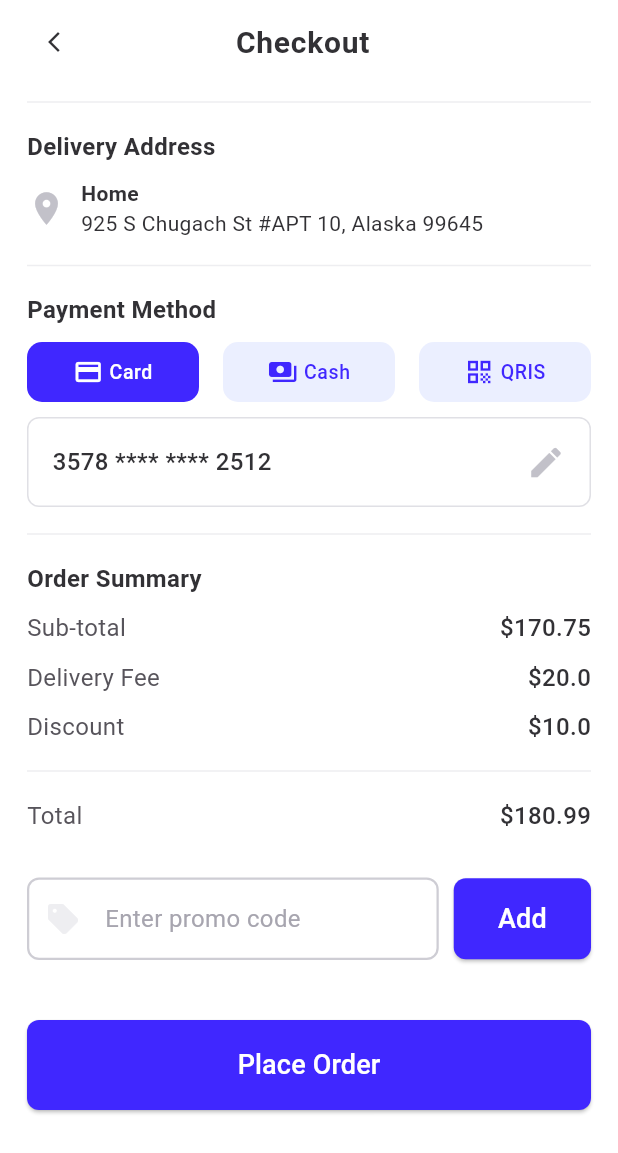
After one commit to fauzihub13/tokonih, a Flutter app: the CheckoutPage screen opened by its route, on a phone screen of 412 x 824 dp. The commit adds this screen. Shown: the top 1153 px of the screen. Run offline on Flutter 3.47's test engine with Material 3 defaults, Android fonts, the phone set to English and light mode, and no system bars; our stand-ins replace dartz, dio, flutter_riverpod, flutter_secure_storage, flutter_slidable, flutter_svg and 4 more; accounts and stored records are empty; generated files the repository leaves out were written again; network calls fail; Roboto replaces fonts that are missing (Montserrat).

Commit message:
feat: implement ui checkout page

```diff
--- a/lib/core/constant/theme.dart
+++ b/lib/core/constant/theme.dart
@@ -114,30 +114,30 @@ class AppTheme {
       inputDecorationTheme: InputDecorationTheme(
         filled: true,
         fillColor: Colors.white,
-        labelStyle: TextStyle(color: DefaultColors.neutral900),
+        labelStyle: TextStyle(color: DefaultColors.neutral500),
         hintStyle: TextStyle(
           fontSize: FontSize.body,
-          color: DefaultColors.neutral900,
+          color: DefaultColors.neutral500,
         ),
         iconColor: DefaultColors.neutral400,
         suffixIconColor: DefaultColors.neutral400,
-        prefixIconColor: DefaultColors.neutral400,
+        prefixIconColor: DefaultColors.neutral600,
 
         border: OutlineInputBorder(
           borderRadius: BorderRadius.circular(8.0),
-          borderSide: BorderSide(color: DefaultColors.neutral400, width: 1.5),
+          borderSide: BorderSide(color: DefaultColors.neutral300, width: 1.5),
         ),
         enabledBorder: OutlineInputBorder(
           borderRadius: BorderRadius.circular(8.0),
-          borderSide: BorderSide(color: DefaultColors.neutral400, width: 1.5),
+          borderSide: BorderSide(color: DefaultColors.neutral300, width: 1.5),
         ),
         disabledBorder: OutlineInputBorder(
           borderRadius: BorderRadius.circular(8.0),
-          borderSide: BorderSide(color: DefaultColors.neutral400, width: 1.5),
+          borderSide: BorderSide(color: DefaultColors.neutral300, width: 1.5),
         ),
         focusedBorder: OutlineInputBorder(
           borderRadius: BorderRadius.circular(8.0),
-          borderSide: BorderSide(color: DefaultColors.neutral900, width: 1.5),
+          borderSide: BorderSide(color: DefaultColors.neutral700, width: 1.5),
         ),
       ),
       iconTheme: IconThemeData(color: DefaultColors.neutral100),
--- a/lib/core/router/route_name.dart
+++ b/lib/core/router/route_name.dart
@@ -9,4 +9,5 @@ class RouteName {
   static String productDetailPage = 'product-detail-page';
   static String productListPage = 'product-list-page';
   static String productReviewPage = 'product-review-page';
+  static String checkoutProductPage = 'checkout-product-page';
 }
--- a/lib/core/router/route_page.dart
+++ b/lib/core/router/route_page.dart
@@ -4,6 +4,7 @@ import 'package:flutter_tokonih/features/auth/views/register_page.dart';
 import 'package:flutter_tokonih/features/home/views/landing_page.dart';
 import 'package:flutter_tokonih/features/home/views/notification_page.dart';
 import 'package:flutter_tokonih/features/home/views/profile_page.dart';
+import 'package:flutter_tokonih/features/order/views/checkout_page.dart';
 import 'package:flutter_tokonih/features/product/views/add_new_product_page.dart';
 import 'package:flutter_tokonih/features/product/views/manage_product_page.dart';
 import 'package:flutter_tokonih/features/product/views/product_detail_page.dart';
@@ -99,6 +100,11 @@ class RoutePage {
           return ProductReviewPage(reviews: reviews);
         },
       ),
+      GoRoute(
+        name: RouteName.checkoutProductPage,
+        path: '/${RouteName.checkoutProductPage}',
+        builder: (context, state) => CheckoutPage(),
+      ),
     ],
   );
 }
--- a/lib/features/home/views/landing_page.dart
+++ b/lib/features/home/views/landing_page.dart
@@ -2,7 +2,7 @@ import 'package:flutter/material.dart';
 import 'package:flutter_riverpod/flutter_riverpod.dart';
 import 'package:flutter_svg/svg.dart';
 import 'package:flutter_tokonih/core/constant/theme.dart';
-import 'package:flutter_tokonih/features/home/views/cart_page.dart';
+import 'package:flutter_tokonih/features/order/views/cart_page.dart';
 import 'package:flutter_tokonih/features/home/views/home_page.dart';
 import 'package:flutter_tokonih/features/home/views/profile_page.dart';
 import 'package:flutter_tokonih/features/home/views/saved_page.dart';
--- a/lib/features/home/views/cart_page.dart
+++ b/lib/features/order/views/cart_page.dart
@@ -1,10 +1,12 @@
 import 'package:flutter/material.dart';
 import 'package:flutter_slidable/flutter_slidable.dart';
 import 'package:flutter_tokonih/core/constant/theme.dart';
-import 'package:flutter_tokonih/features/home/widgets/cart_product_card.dart';
-import 'package:flutter_tokonih/features/home/widgets/row_cart_info.dart';
+import 'package:flutter_tokonih/core/router/route_name.dart';
+import 'package:flutter_tokonih/features/order/widgets/cart_product_card.dart';
+import 'package:flutter_tokonih/features/order/widgets/row_cart_info.dart';
 import 'package:flutter_tokonih/features/shared/widgets/common_appbar.dart';
 import 'package:flutter_tokonih/features/shared/widgets/main_button.dart';
+import 'package:go_router/go_router.dart';
 
 class CartPage extends StatelessWidget {
   const CartPage({super.key});
@@ -14,7 +16,7 @@ class CartPage extends StatelessWidget {
     return Scaffold(
       appBar: PreferredSize(
         preferredSize: const Size.fromHeight(60),
-        child: CommonAppbar(title: 'Cart', canBack: false),
+        child: CommonAppbar(title: 'My Cart', canBack: false),
       ),
       body: SafeArea(
         child: Column(
@@ -148,7 +150,12 @@ class CartPage extends StatelessWidget {
                   const Divider(color: DefaultColors.neutral100, thickness: 1),
                   RowCartInfo(title: 'Total', price: 180.99),
                   const SizedBox(height: 10),
-                  MainButton.filled(onPressed: () {}, label: 'Go To Checkout'),
+                  MainButton.filled(
+                    onPressed: () {
+                      context.pushNamed(RouteName.checkoutProductPage);
+                    },
+                    label: 'Go To Checkout',
+                  ),
                 ],
               ),
             ),
--- /dev/null
+++ b/lib/features/order/views/checkout_page.dart
@@ -0,0 +1,179 @@
+import 'package:flutter/material.dart';
+import 'package:flutter_tokonih/core/constant/theme.dart';
+import 'package:flutter_tokonih/features/order/widgets/payment_option_card.dart';
+import 'package:flutter_tokonih/features/order/widgets/row_cart_info.dart';
+import 'package:flutter_tokonih/features/shared/widgets/common_appbar.dart';
+import 'package:flutter_tokonih/features/shared/widgets/form_input.dart';
+import 'package:flutter_tokonih/features/shared/widgets/main_button.dart';
+
+class CheckoutPage extends StatefulWidget {
+  const CheckoutPage({super.key});
+
+  @override
+  State<CheckoutPage> createState() => _CheckoutPageState();
+}
+
+class _CheckoutPageState extends State<CheckoutPage> {
+  int paymentIndex = 0;
+  List paymentOptions = [
+    {'icon': Icons.credit_card, 'label': 'Card'},
+    {'icon': Icons.payments, 'label': 'Cash'},
+    {'icon': Icons.qr_code, 'label': 'QRIS'},
+  ];
+
+  void setPayment(index) {
+    setState(() {
+      paymentIndex = index;
+      // print(paymentOptions[index]['label']);
+    });
+  }
+
+  @override
+  Widget build(BuildContext context) {
+    return Scaffold(
+      appBar: PreferredSize(
+        preferredSize: const Size.fromHeight(60),
+        child: CommonAppbar(title: 'Checkout', canBack: true),
+      ),
+      body: SafeArea(
+        child: Padding(
+          padding: const EdgeInsets.only(
+            left: PaddingSize.horizontal,
+            right: PaddingSize.horizontal,
+            bottom: PaddingSize.vertical,
+          ),
+          child: SingleChildScrollView(
+            child: Column(
+              crossAxisAlignment: CrossAxisAlignment.start,
+              spacing: 10,
+              children: [
+                const Divider(color: DefaultColors.neutral100),
+                Text(
+                  'Delivery Address',
+                  style: Theme.of(
+                    context,
+                  ).textTheme.bodyMedium?.copyWith(fontWeight: FontWeight.w600),
+                ),
+                Row(
+                  spacing: 10,
+                  children: [
+                    Icon(Icons.room, color: DefaultColors.neutral400, size: 26),
+                    Column(
+                      crossAxisAlignment: CrossAxisAlignment.start,
+                      children: [
+                        Text(
+                          'Home',
+                          style: Theme.of(
+                            context,
+                          ).textTheme.bodyMedium?.copyWith(
+                            fontWeight: FontWeight.w600,
+                            fontSize: 14,
+                          ),
+                        ),
+                        Text(
+                          '925 S Chugach St #APT 10, Alaska 99645',
+                          style: Theme.of(
+                            context,
+                          ).textTheme.bodyMedium?.copyWith(fontSize: 14),
+                        ),
+                      ],
+                    ),
+                  ],
+                ),
+                const Divider(color: DefaultColors.neutral100),
+                Text(
+                  'Payment Method',
+                  style: Theme.of(
+                    context,
+                  ).textTheme.bodyMedium?.copyWith(fontWeight: FontWeight.w600),
+                ),
+                Row(
+                  spacing: 16,
+                  children: List.generate(paymentOptions.length, (index) {
+                    final option = paymentOptions[index];
+                    return Expanded(
+                      child: GestureDetector(
+                        onTap: () {
+                          setPayment(index);
+                        },
+                        child: PaymentOptionCard(
+                          icon: option['icon'],
+                          label: option['label'],
+                          isSelected: paymentIndex == index,
+                        ),
+                      ),
+                    );
+                  }),
+                ),
+                Container(
+                  padding: const EdgeInsets.all(16),
+                  decoration: BoxDecoration(
+                    color: Colors.white,
+                    borderRadius: BorderRadius.circular(8),
+                    border: Border.all(
+                      color: DefaultColors.neutral200,
+                      width: 1,
+                    ),
+                  ),
+                  child: Row(
+                    mainAxisAlignment: MainAxisAlignment.spaceBetween,
+                    children: [
+                      Text(
+                        '3578 **** **** 2512',
+                        style: Theme.of(context).textTheme.bodyMedium?.copyWith(
+                          fontWeight: FontWeight.w500,
+                        ),
+                      ),
+                      Icon(
+                        Icons.edit,
+                        size: 26,
+                        color: DefaultColors.neutral400,
+                      ),
+                    ],
+                  ),
+                ),
+                const Divider(color: DefaultColors.neutral100),
+                Text(
+                  'Order Summary',
+                  style: Theme.of(
+                    context,
+                  ).textTheme.bodyMedium?.copyWith(fontWeight: FontWeight.w600),
+                ),
+                RowCartInfo(title: 'Sub-total', price: 170.75),
+                RowCartInfo(title: 'Delivery Fee', price: 20),
+                RowCartInfo(title: 'Discount', price: 10),
+                const Divider(color: DefaultColors.neutral100, thickness: 1),
+                RowCartInfo(title: 'Total', price: 180.99),
+                const SizedBox(height: 10),
+                Row(
+                  spacing: 10,
+                  children: [
+                    Expanded(
+                      flex: 3,
+                      child: FormInput(
+                        controller: TextEditingController(),
+                        hintText: 'Enter promo code',
+                        prefixIcon: Icon(Icons.sell),
+                      ),
+                    ),
+                    Expanded(
+                      flex: 1,
+                      child: MainButton.filled(
+                        onPressed: () {},
+                        label: 'Add',
+                        height: 54,
+                      ),
+                    ),
+                  ],
+                ),
+                const SizedBox(height: 20),
+
+                MainButton.filled(onPressed: () {}, label: 'Place Order'),
+              ],
+            ),
+          ),
+        ),
+      ),
+    );
+  }
+}
--- /dev/null
+++ b/lib/features/order/widgets/payment_option_card.dart
@@ -0,0 +1,43 @@
+import 'package:flutter/material.dart';
+import 'package:flutter_tokonih/core/constant/theme.dart';
+
+class PaymentOptionCard extends StatelessWidget {
+  final IconData icon;
+  final String label;
+  final bool? isSelected;
+  const PaymentOptionCard({
+    super.key,
+    required this.icon,
+    required this.label,
+    this.isSelected = false,
+  });
+
+  @override
+  Widget build(BuildContext context) {
+    return Container(
+      padding: const EdgeInsets.all(10),
+      decoration: BoxDecoration(
+        color: isSelected! ? DefaultColors.blue600 : DefaultColors.blue50,
+        borderRadius: BorderRadius.circular(10),
+      ),
+      child: Row(
+        spacing: 4,
+        mainAxisAlignment: MainAxisAlignment.center,
+        children: [
+          Icon(
+            icon,
+            color: isSelected! ? Colors.white : DefaultColors.blue600,
+            size: 20,
+          ),
+          Text(
+            label,
+            style: Theme.of(context).textTheme.bodySmall?.copyWith(
+              color: isSelected! ? Colors.white : DefaultColors.blue600,
+              fontWeight: FontWeight.w500,
+            ),
+          ),
+        ],
+      ),
+    );
+  }
+}
```
Also changed, not shown: lib/features/order/widgets/cart_product_card.dart (renamed from lib/features/home/widgets/cart_product_card.dart), lib/features/order/widgets/row_cart_info.dart (renamed from lib/features/home/widgets/row_cart_info.dart).
